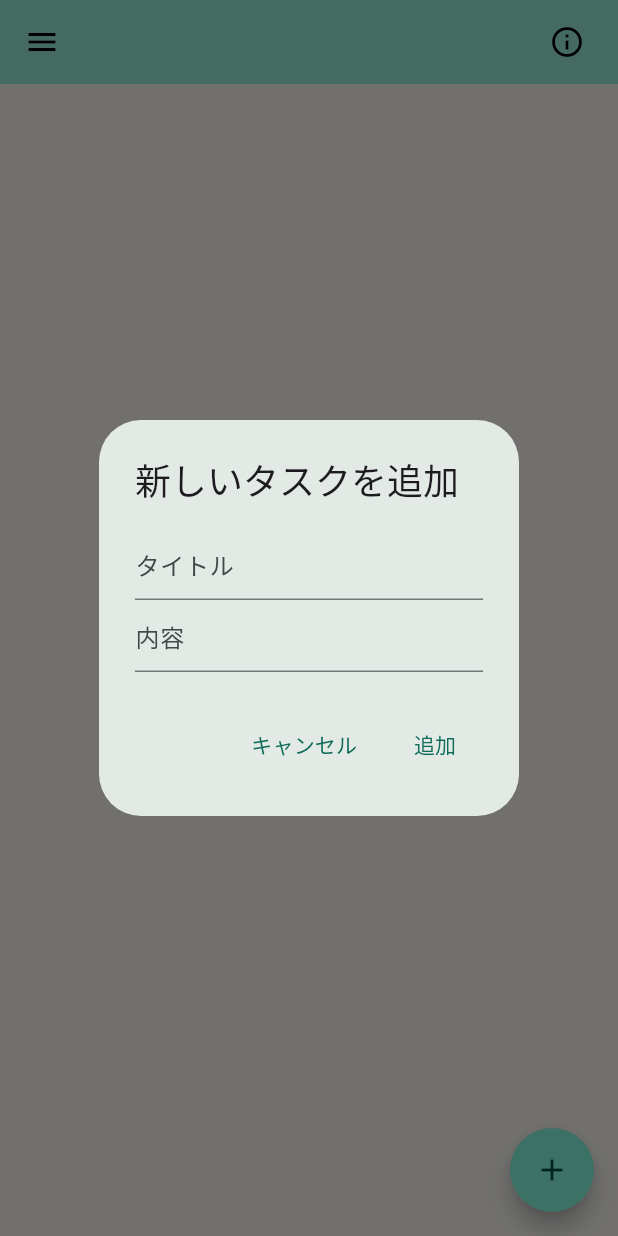
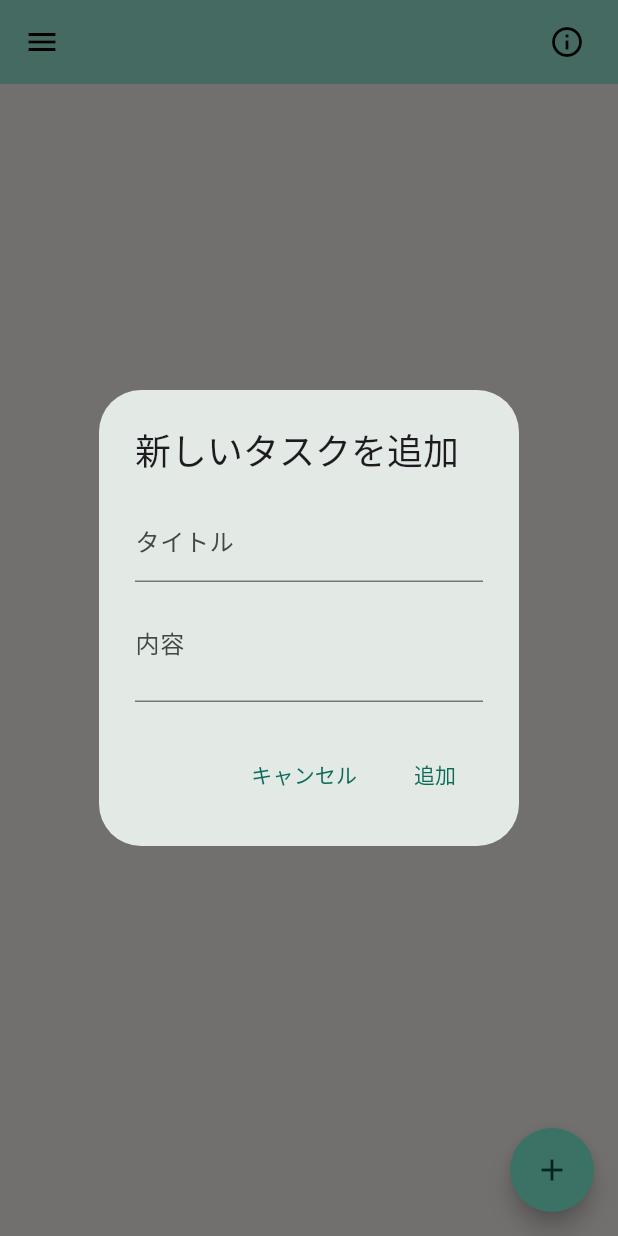
Before and after one commit to hu-hicoder/flutter-workshop-demo, a Flutter app: the screen it shows after launch, after a tap on the "add" icon, on a phone screen of 412 x 824 dp. Run offline on Flutter 3.47's test engine with Material 3 defaults, Android fonts, the phone set to English and light mode, and no system bars; our stand-ins replace google_fonts, shared_preferences.

Commit message:
Enhance Todo list form with labeled input fields for title and content

```diff
--- a/lib/screens/home_screen.dart
+++ b/lib/screens/home_screen.dart
@@ -110,13 +110,16 @@ class _HomeScreenState extends State<HomeScreen> {
                 onChanged: (String value) {
                   newTitle = value;
                 },
-                decoration: const InputDecoration(hintText: 'タイトル'),
+                decoration: const InputDecoration(labelText: 'タイトル'),
               ),
               TextField(
                 onChanged: (String value) {
                   newContent = value;
                 },
-                decoration: const InputDecoration(hintText: '内容'),
+                decoration: const InputDecoration(labelText: '内容'),
+                keyboardType: TextInputType.multiline,
+                maxLines: 10,
+                minLines: 2,
               ),
             ],
           ),
```
